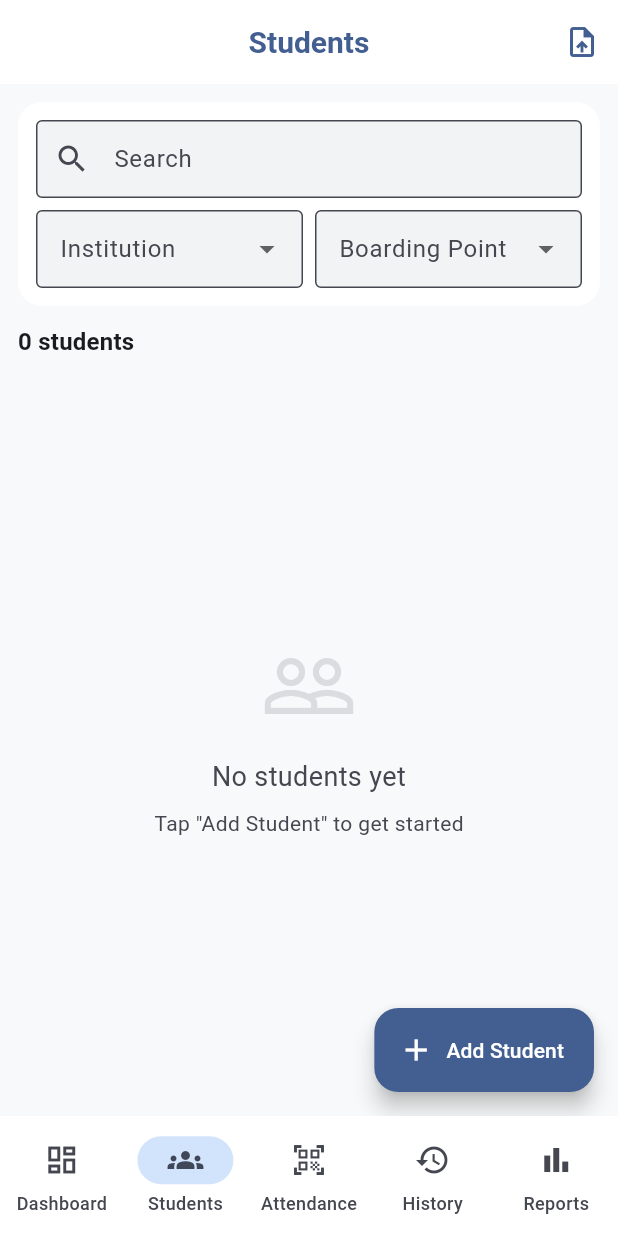
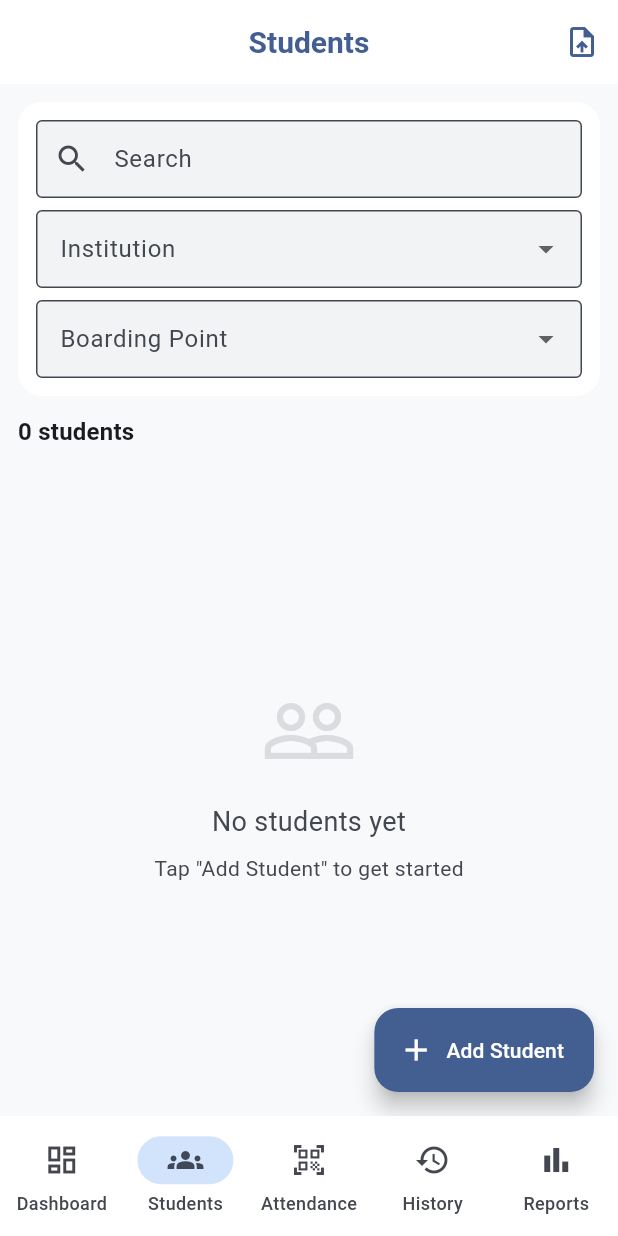
Before and after one commit to hariraja-07/onboard, a Flutter app: the screen it shows after launch, item 2 of the bottom bar chosen, on a phone screen of 412 x 824 dp. Run offline on Flutter 3.47's test engine with Material 3 defaults, Android fonts, the phone set to English and light mode, and no system bars; our stand-ins replace drift, file_picker, flutter_riverpod, go_router, shared_preferences; missing offline and left inert: excel_community, mobile_scanner; accounts and stored records are empty; generated files the repository leaves out were written again.

Commit message:
fix(students-ui): stack filter dropdowns to prevent horizontal overflow

```diff
--- a/lib/features/students/pages/students_page.dart
+++ b/lib/features/students/pages/students_page.dart
@@ -103,10 +103,8 @@ class _StudentsPageState extends ConsumerState<StudentsPage> {
               onChanged: notifier.setSearchQuery,
             ),
             const SizedBox(height: 8),
-            Row(
-              children: [
-                Expanded(
-                  child: DropdownButtonFormField<String>(
+            DropdownButtonFormField<String>(
+              isExpanded: true,
               initialValue: state.institutionFilter,
               decoration: const InputDecoration(
                 labelText: 'Institution',
@@ -117,19 +115,21 @@ class _StudentsPageState extends ConsumerState<StudentsPage> {
                 ),
               ),
               items: [
-                      const DropdownMenuItem(value: '', child: Text('All')),
+                const DropdownMenuItem(value: '', child: Text('All Institutions')),
                 ...institutions.map(
-                        (i) => DropdownMenuItem(value: i, child: Text(i)),
+                  (i) => DropdownMenuItem(
+                    value: i,
+                    child: Text(i, overflow: TextOverflow.ellipsis),
+                  ),
                 ),
               ],
               onChanged: (value) => notifier.setInstitutionFilter(
                 value?.isNotEmpty == true ? value : null,
               ),
             ),
-                ),
-                const SizedBox(width: 8),
-                Expanded(
-                  child: DropdownButtonFormField<String>(
+            const SizedBox(height: 8),
+            DropdownButtonFormField<String>(
+              isExpanded: true,
               initialValue: state.boardingPointFilter,
               decoration: const InputDecoration(
                 labelText: 'Boarding Point',
@@ -140,17 +140,17 @@ class _StudentsPageState extends ConsumerState<StudentsPage> {
                 ),
               ),
               items: [
-                      const DropdownMenuItem(value: '', child: Text('All')),
+                const DropdownMenuItem(value: '', child: Text('All Boarding Points')),
                 ...boardingPoints.map(
-                        (b) => DropdownMenuItem(value: b, child: Text(b)),
+                  (b) => DropdownMenuItem(
+                    value: b,
+                    child: Text(b, overflow: TextOverflow.ellipsis),
+                  ),
                 ),
               ],
               onChanged: (value) => notifier.setBoardingPointFilter(
                 value?.isNotEmpty == true ? value : null,
               ),
-                  ),
-                ),
-              ],
             ),
           ],
         ),
```
Lines whose indentation alone changed are shown as unchanged.
